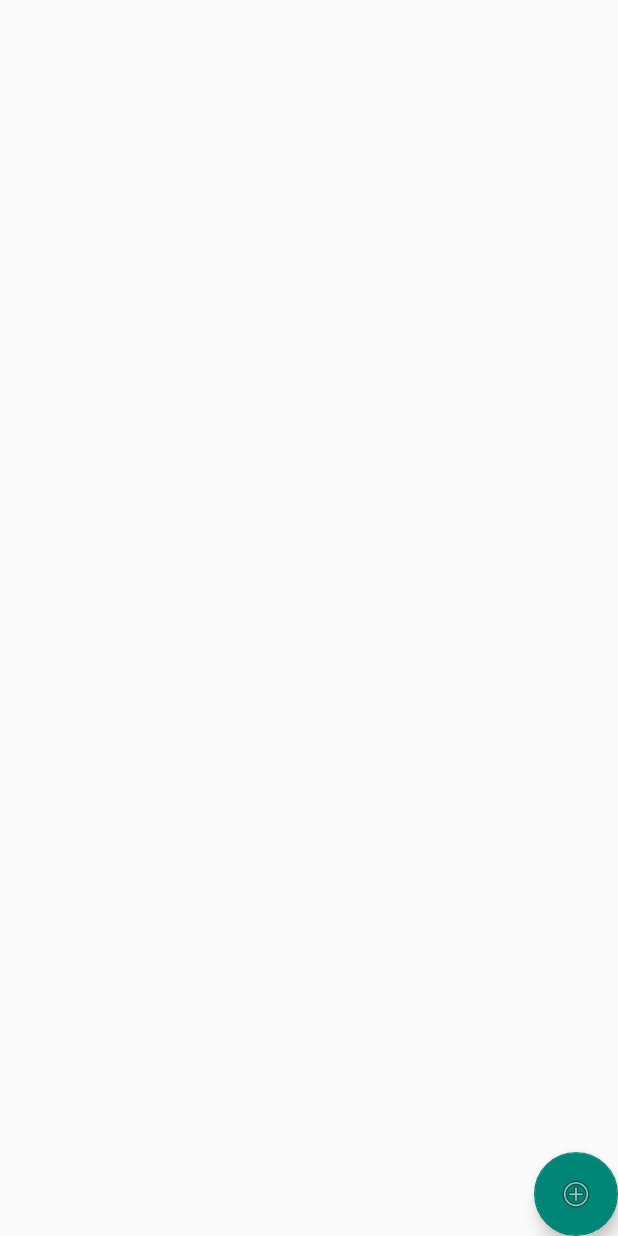
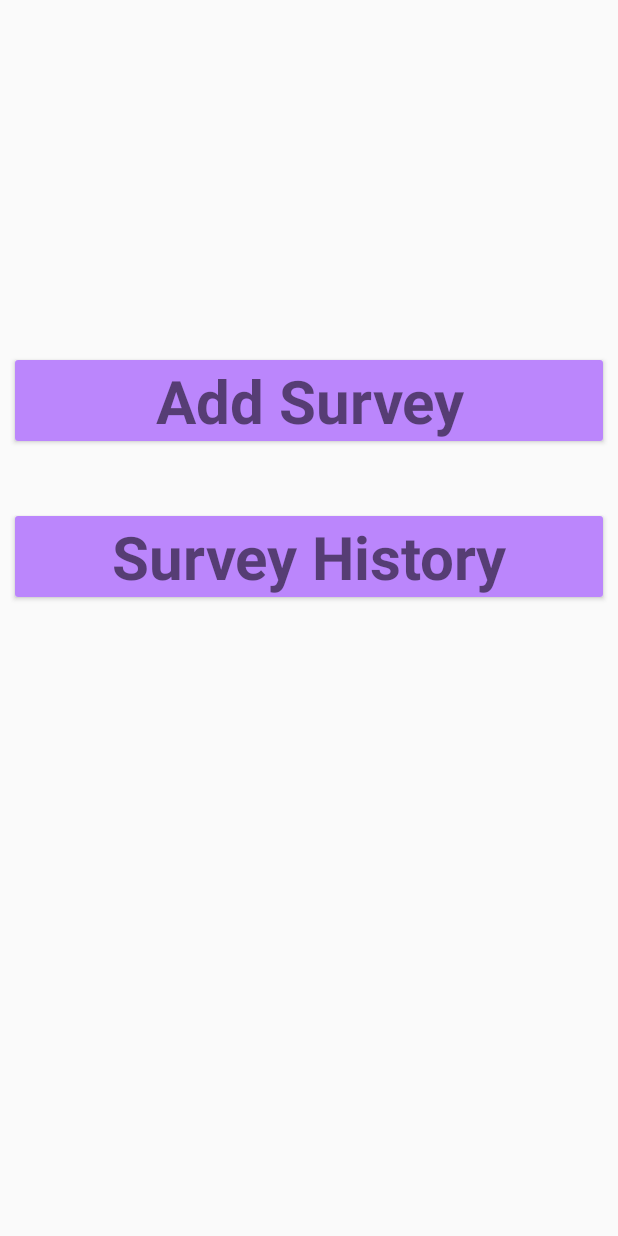
Before and after one commit to ahsanulSowmik/Survey_App_-v2Ltd-, an Android app: the screen it shows after launch (MainActivity), on a phone screen of 412 x 824 dp. Run offline under Robolectric (Android 15) with nearby library versions, the phone set to English and light mode, and no system bars.

Commit message:
#Change design and set under construction view

```diff
--- a/app/src/main/java/com/example/surveyappv2ltd/Database/DBHelper.java
+++ b/app/src/main/java/com/example/surveyappv2ltd/Database/DBHelper.java
@@ -41,7 +41,7 @@ public class DBHelper extends SQLiteOpenHelper {
     public Cursor getdata()
     {
         SQLiteDatabase DB = this.getWritableDatabase();
-        Cursor cursor  = DB.rawQuery("Select * from Userdetails", null);
+        Cursor cursor  = DB.rawQuery("Select * from Surveydetails", null);
         return cursor;
     }
 
--- a/app/src/main/java/com/example/surveyappv2ltd/MainActivity.java
+++ b/app/src/main/java/com/example/surveyappv2ltd/MainActivity.java
@@ -1,6 +1,7 @@
 package com.example.surveyappv2ltd;
 
 import androidx.appcompat.app.AppCompatActivity;
+import androidx.cardview.widget.CardView;
 import androidx.lifecycle.ViewModelProvider;
 
 import android.content.Intent;
@@ -10,6 +11,7 @@ import android.view.View;
 import android.widget.Button;
 
 import com.example.surveyappv2ltd.view.QuestionsActivity;
+import com.example.surveyappv2ltd.view.SurveyHistory;
 import com.google.android.material.floatingactionbutton.FloatingActionButton;
 
 import java.io.Serializable;
@@ -19,19 +21,19 @@ public class MainActivity extends AppCompatActivity implements Serializable {
     Button button;
 //    private static ArrayList<SubmittedSurvey> submittedSurveysData;
 
+    CardView addSurvey, surveyHistory;
+
 
     @Override
     protected void onCreate(Bundle savedInstanceState) {
         super.onCreate(savedInstanceState);
         setContentView(R.layout.activity_main);
 
+        addSurvey = findViewById(R.id.addSurvey);
+        surveyHistory = findViewById(R.id.surveyHistory);
 
 
-
-
-        FloatingActionButton fab = findViewById(R.id.floatingButton);
-
-        fab.setOnClickListener(new View.OnClickListener() {
+        addSurvey.setOnClickListener(new View.OnClickListener() {
             @Override
             public void onClick(View view) {
 
@@ -42,6 +44,18 @@ public class MainActivity extends AppCompatActivity implements Serializable {
         });
 
 
+        surveyHistory.setOnClickListener(new View.OnClickListener() {
+            @Override
+            public void onClick(View view) {
+
+                Intent intent = new Intent(MainActivity.this, SurveyHistory.class);
+                startActivity(intent);
+
+
+            }
+        });
+
+
 
 
     }
--- a/app/src/main/java/com/example/surveyappv2ltd/adapter/OptionAdapter.java
+++ b/app/src/main/java/com/example/surveyappv2ltd/adapter/OptionAdapter.java
@@ -49,6 +49,7 @@ public class OptionAdapter extends RecyclerView.Adapter<OptionAdapter.ViewHolder
 
         holder.answerTextView.setText(options.get(position).getValue());
 
+
        if(submittedSurveysData.get(questionPosition).getOptionPosition()==position){
           Log.d("TAG", "isCheckBoxClicked: "+submittedSurveysData.get(questionPosition).getOptionPosition()+" "+ position);
            holder.answerCheckBox.setChecked(true);
--- a/app/src/main/res/layout/activity_main.xml
+++ b/app/src/main/res/layout/activity_main.xml
@@ -5,28 +5,6 @@
     android:layout_width="match_parent"
     android:layout_height="match_parent"
     tools:context=".MainActivity">
-
-    <androidx.recyclerview.widget.RecyclerView
-        android:id="@+id/pre_survey_list"
-        android:layout_width="match_parent"
-        android:layout_height="match_parent">
-
-    </androidx.recyclerview.widget.RecyclerView>
-
-
-    <com.google.android.material.floatingactionbutton.FloatingActionButton
-        android:id="@+id/floatingButton"
-        android:layout_width="wrap_content"
-        android:layout_height="wrap_content"
-        android:layout_alignParentEnd="true"
-        android:layout_alignParentBottom="true"
-        android:layout_centerInParent="true"
-        app:layout_constraintBottom_toBottomOf="parent"
-        app:layout_constraintEnd_toEndOf="parent"
-        app:layout_constraintHorizontal_bias="0.898"
-        app:layout_constraintStart_toStartOf="parent"
-        android:layout_gravity="bottom|end"
-        app:srcCompat="@android:drawable/ic_menu_add" />
 
 
 <!--    <Button-->
@@ -39,9 +17,70 @@
 <!--        android:textStyle="bold"/>-->
 
 
+    <LinearLayout
+        android:layout_width="match_parent"
+        android:layout_height="wrap_content"
+        android:orientation="vertical"
+        android:layout_marginTop="230dp">
 
 
+        <LinearLayout
+            android:layout_width="match_parent"
+            android:layout_height="wrap_content"
+            android:orientation="horizontal"
+            >
 
 
+            <androidx.cardview.widget.CardView
+                android:id="@+id/addSurvey"
+                android:layout_width="match_parent"
+                android:layout_height="match_parent"
+                android:layout_margin="10dp"
+                app:shapeAppearanceOverlay="@style/ShapeAppearanceOverlay.CardView"
+                android:background="@color/purple_200">
+                <TextView
+                    android:layout_width="match_parent"
+                    android:layout_height="match_parent"
+                    android:text="Add Survey"
+                    android:textStyle="bold"
+                    android:textSize="40dp"
+                    android:textAlignment="center"
+                    android:background="@color/purple_200">
+
+                </TextView>
+            </androidx.cardview.widget.CardView>
+
+        </LinearLayout>
+
+
+        <LinearLayout
+            android:layout_width="match_parent"
+            android:layout_height="wrap_content"
+            android:orientation="horizontal"
+            android:layout_marginTop="30dp">
+
+
+            <androidx.cardview.widget.CardView
+                android:id="@+id/surveyHistory"
+                android:layout_width="match_parent"
+                android:layout_height="match_parent"
+                android:layout_margin="10dp"
+                android:background="@color/purple_200"
+                app:shapeAppearanceOverlay="@style/ShapeAppearanceOverlay.CardView">
+                <TextView
+                    android:layout_width="match_parent"
+                    android:layout_height="match_parent"
+                    android:text="Survey History"
+                    android:textStyle="bold"
+                    android:textSize="40dp"
+                    android:textAlignment="center"
+                    android:background="@color/purple_200">
+
+                </TextView>
+            </androidx.cardview.widget.CardView>
+
+        </LinearLayout>
+
+    </LinearLayout>
 
 </RelativeLayout>
```
Also changed, not shown: app/src/main/AndroidManifest.xml (+4 -4 lines), app/src/main/java/com/example/surveyappv2ltd/adapter/HistoryAdapter.java (added, +57 -0 lines), app/src/main/java/com/example/surveyappv2ltd/view/SurveyHistory.java (added, +65 -0 lines), app/src/main/res/layout/activity_survey_history.xml (added, +45 -0 lines), app/src/main/res/layout/each_history.xml (added, +16 -0 lines), app/src/main/res/layout/under_construction.xml (added, +10 -0 lines).
